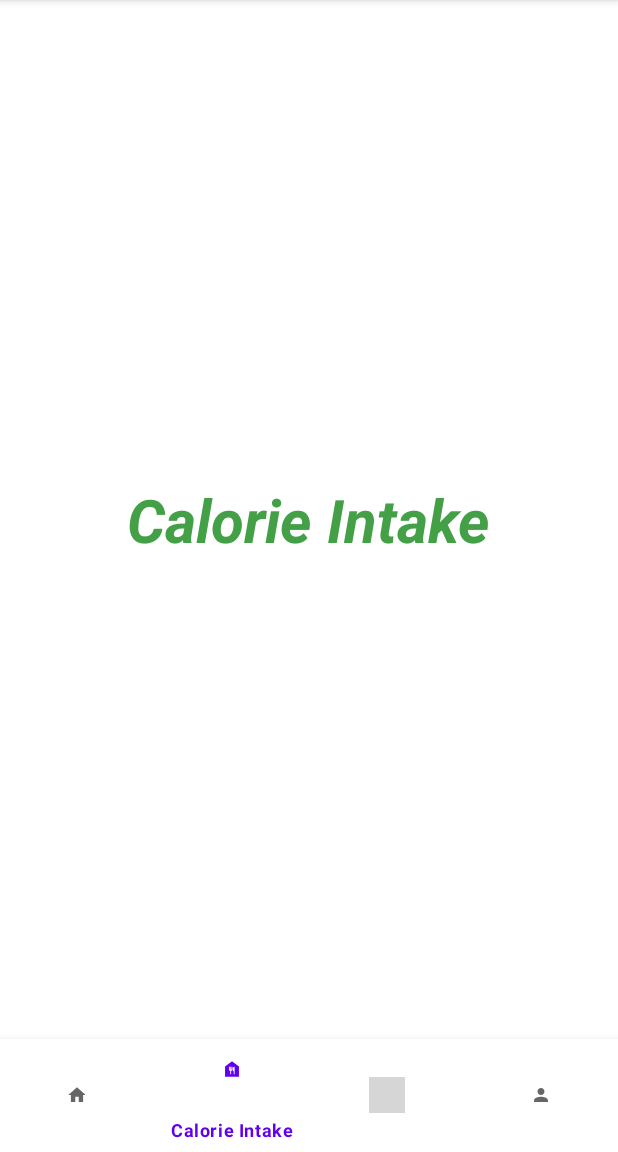
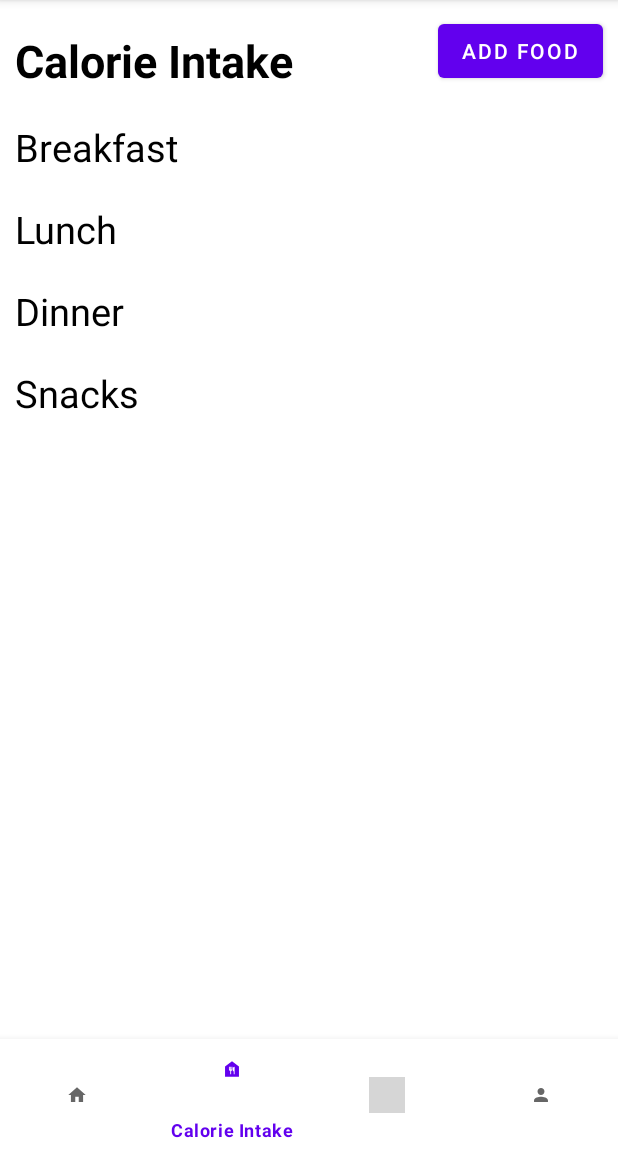
Before and after one commit to alexandravoinea01/FitnessFriend, an Android app: the screen it shows after launch once a user with an empty profile is signed in (MainActivity), item 2 of the bottom bar chosen, on a phone screen of 412 x 824 dp, the part 84-1236 px from its top. Run offline under Robolectric (Android 15) with nearby library versions, the phone set to English and light mode, and no system bars; our stand-ins replace Firebase (no records; nobody signed in at launch, a user with empty details on screens opened directly); grey boxes are pictures that could not be loaded.

Commit message:
request to backend and calorie intake tab in progress

```diff
--- a/app/src/main/java/com/example/fitnessfriend/CaloryIntakeFragment.java
+++ b/app/src/main/java/com/example/fitnessfriend/CaloryIntakeFragment.java
@@ -2,11 +2,16 @@ package com.example.fitnessfriend;
 
 import android.os.Bundle;
 
+import androidx.annotation.NonNull;
+import androidx.annotation.Nullable;
 import androidx.fragment.app.Fragment;
 
 import android.view.LayoutInflater;
 import android.view.View;
 import android.view.ViewGroup;
+import android.widget.EditText;
+
+import com.google.android.material.button.MaterialButton;
 
 /**
  * A simple {@link Fragment} subclass.
@@ -61,4 +66,22 @@ public class CaloryIntakeFragment extends Fragment {
         // Inflate the layout for this fragment
         return inflater.inflate(R.layout.fragment_calory_intake, container, false);
     }
+
+    @Override
+    public void onViewCreated(@NonNull View view, @Nullable Bundle savedInstanceState) {
+        super.onViewCreated(view, savedInstanceState);
+        MaterialButton addFoodButton = getView().findViewById(R.id.addFoodBtn);
+        AddFoodFragment foodDialogFragment = new AddFoodFragment();
+        addFoodButton.setOnClickListener(new View.OnClickListener() {
+            @Override
+            public void onClick(View v) {
+                getActivity().getSupportFragmentManager()
+                        .beginTransaction()
+                        .replace(R.id.flFragment, foodDialogFragment)
+                        .commit();
+            }
+        });
+
+        EditText searchFood = getView().findViewById(R.id.searchFood);
+    }
 }
--- a/app/src/main/java/com/example/fitnessfriend/MainActivity.java
+++ b/app/src/main/java/com/example/fitnessfriend/MainActivity.java
@@ -1,8 +1,8 @@
 package com.example.fitnessfriend;
 
-import android.annotation.SuppressLint;
 import android.os.Bundle;
 import android.view.MenuItem;
+
 import androidx.annotation.NonNull;
 import androidx.appcompat.app.AppCompatActivity;
 
--- /dev/null
+++ b/app/src/main/res/drawable/baseline_arrow_drop_down_24.xml
@@ -0,0 +1,5 @@
+<vector android:height="24dp" android:tint="#000000"
+    android:viewportHeight="24" android:viewportWidth="24"
+    android:width="24dp" xmlns:android="http://schemas.android.com/apk/res/android">
+    <path android:fillColor="@android:color/white" android:pathData="M7,10l5,5 5,-5z"/>
+</vector>
--- /dev/null
+++ b/app/src/main/res/drawable/baseline_search_24.xml
@@ -0,0 +1,5 @@
+<vector android:height="24dp" android:tint="#000000"
+    android:viewportHeight="24" android:viewportWidth="24"
+    android:width="24dp" xmlns:android="http://schemas.android.com/apk/res/android">
+    <path android:fillColor="@android:color/white" android:pathData="M15.5,14h-0.79l-0.28,-0.27C15.41,12.59 16,11.11 16,9.5 16,5.91 13.09,3 9.5,3S3,5.91 3,9.5 5.91,16 9.5,16c1.61,0 3.09,-0.59 4.23,-1.57l0.27,0.28v0.79l5,4.99L20.49,19l-4.99,-5zM9.5,14C7.01,14 5,11.99 5,9.5S7.01,5 9.5,5 14,7.01 14,9.5 11.99,14 9.5,14z"/>
+</vector>
--- a/app/src/main/res/layout/activity_login.xml
+++ b/app/src/main/res/layout/activity_login.xml
@@ -100,7 +100,7 @@
         android:layout_height="wrap_content"
         android:layout_below="@id/orText"
         android:layout_centerInParent="true"
-        android:background="@drawable/rectangle">
+        android:background="@drawable/rounded_rectangle">
 
         <ImageView
             android:layout_width="34dp"
--- a/app/src/main/res/layout/fragment_calory_intake.xml
+++ b/app/src/main/res/layout/fragment_calory_intake.xml
@@ -1,24 +1,73 @@
 <?xml version="1.0" encoding="utf-8"?>
-<androidx.constraintlayout.widget.ConstraintLayout
-    xmlns:android="http://schemas.android.com/apk/res/android"
-    xmlns:app="http://schemas.android.com/apk/res-auto"
+<FrameLayout xmlns:android="http://schemas.android.com/apk/res/android"
     xmlns:tools="http://schemas.android.com/tools"
     android:layout_width="match_parent"
     android:layout_height="match_parent"
     tools:context=".MainActivity">
 
-    <TextView
-        android:id="@+id/firstFragment"
+    <RelativeLayout
         android:layout_width="wrap_content"
         android:layout_height="wrap_content"
-        android:text="@string/calorie_intake"
-        android:textColor="#43a047"
-        android:textSize="40sp"
-        android:textStyle="italic|bold"
-        app:layout_constraintBottom_toBottomOf="parent"
-        app:layout_constraintEnd_toEndOf="parent"
-        app:layout_constraintHorizontal_bias="0.5"
-        app:layout_constraintStart_toStartOf="parent"
-        app:layout_constraintTop_toTopOf="parent" />
+        tools:ignore="UselessParent">
 
-</androidx.constraintlayout.widget.ConstraintLayout>
+        <TextView
+            android:id="@+id/calorieIntake"
+            android:layout_width="wrap_content"
+            android:layout_height="wrap_content"
+            android:layout_marginTop="10dp"
+            android:padding="10dp"
+            android:text="@string/calorie_intake"
+            android:textColor="@color/black"
+            android:textSize="30sp"
+            android:textStyle="bold" />
+
+        <com.google.android.material.button.MaterialButton
+            android:id="@+id/addFoodBtn"
+            android:layout_width="wrap_content"
+            android:layout_height="wrap_content"
+            android:layout_margin="10dp"
+            android:layout_alignParentEnd="true"
+            android:text="@string/addFood"
+            tools:ignore="RelativeOverlap" />
+
+        <TextView
+            android:id="@+id/breakfast"
+            android:layout_width="wrap_content"
+            android:layout_height="wrap_content"
+            android:layout_below="@id/calorieIntake"
+            android:padding="10dp"
+            android:text="@string/breakfast"
+            android:textColor="@color/black"
+            android:textSize="25sp" />
+
+        <TextView
+            android:id="@+id/lunch"
+            android:layout_width="wrap_content"
+            android:layout_height="wrap_content"
+            android:layout_below="@id/breakfast"
+            android:padding="10dp"
+            android:text="@string/lunch"
+            android:textColor="@color/black"
+            android:textSize="25sp" />
+
+        <TextView
+            android:id="@+id/dinner"
+            android:layout_width="wrap_content"
+            android:layout_height="wrap_content"
+            android:layout_below="@id/lunch"
+            android:padding="10dp"
+            android:text="@string/dinner"
+            android:textColor="@color/black"
+            android:textSize="25sp" />
+
+        <TextView
+            android:id="@+id/snacks"
+            android:layout_width="wrap_content"
+            android:layout_height="wrap_content"
+            android:layout_below="@id/dinner"
+            android:padding="10dp"
+            android:text="@string/snacks"
+            android:textColor="@color/black"
+            android:textSize="25sp" />
+    </RelativeLayout>
+</FrameLayout>
--- a/app/src/main/res/values/strings.xml
+++ b/app/src/main/res/values/strings.xml
@@ -20,6 +20,13 @@
     <string name="calorie_intake">Calorie Intake</string>
     <string name="workout">Workout</string>
     <string name="profile">Profile</string>
+    <string name="breakfast">Breakfast</string>
+    <string name="lunch">Lunch</string>
+    <string name="dinner">Dinner</string>
+    <string name="snacks">Snacks</string>
+    <string name="addFood">Add Food</string>
+    <string name="searchForFood">Search for food</string>
     <!-- TODO: Remove or change this placeholder text -->
     <string name="hello_blank_fragment">Hello blank fragment</string>
+    <string name="selectMeal">Select meal</string>
 </resources>
```
Also changed, not shown: app/build.gradle (+7 -3 lines), app/src/main/java/com/example/fitnessfriend/AddFoodFragment.java (added, +145 -0 lines), app/src/main/java/com/example/fitnessfriend/ProfileFragment.java (+8 -5 lines), app/src/main/java/com/example/fitnessfriend/services/Food.java (added, +7 -0 lines), app/src/main/java/com/example/fitnessfriend/services/FoodList.java (added, +7 -0 lines), app/src/main/java/com/example/fitnessfriend/services/HttpUtils.java (added, +32 -0 lines), app/src/main/java/com/example/fitnessfriend/services/Nutrient.java (added, +9 -0 lines), app/src/main/res/drawable/rounded_rectangle.xml (renamed from app/src/main/res/drawable/baseline_person_24.xml, +19 -5 lines), app/src/main/res/layout/fragment_add_food.xml (added, +72 -0 lines).
